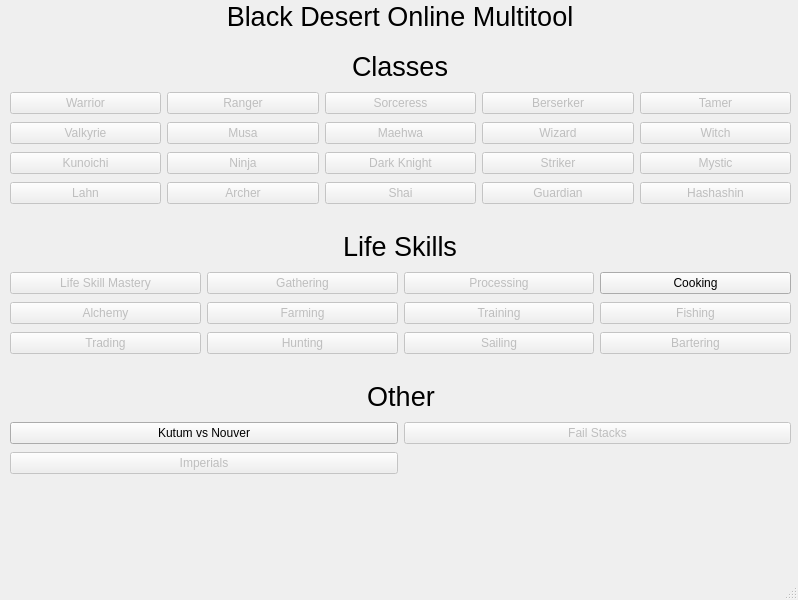
First picture: the form in BDO_app/pyqt5_ui/mainWindow.ui, repository HubertKwiatkowski/BDO_app, before the edit.
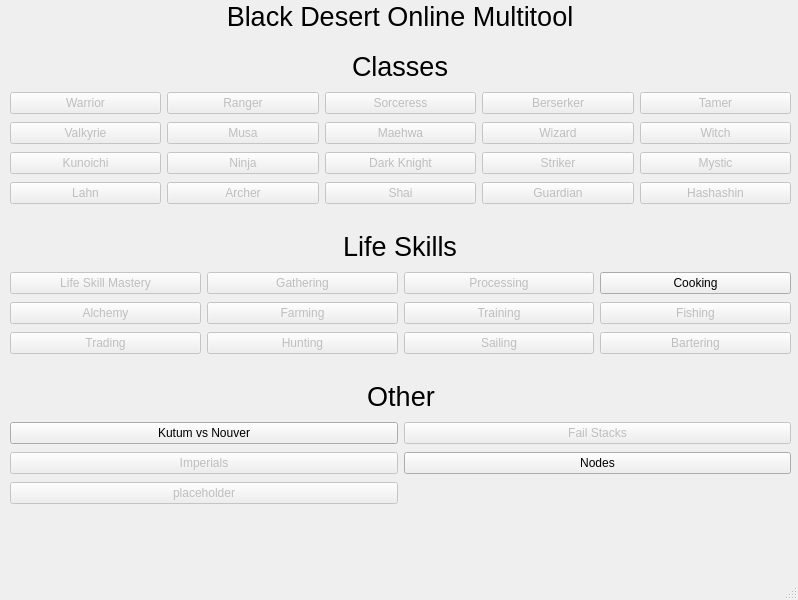
Second picture: the form after the edit.

Commit message: Added Nodes window

```diff
--- a/BDO_app/pyqt5_ui/mainWindow.ui
+++ b/BDO_app/pyqt5_ui/mainWindow.ui
@@ -49,13 +49,26 @@
       <x>10</x>
       <y>420</y>
       <width>781</width>
-      <height>58</height>
+      <height>89</height>
      </rect>
     </property>
     <layout class="QGridLayout" name="otherGridLayout">
      <property name="sizeConstraint">
       <enum>QLayout::SetNoConstraint</enum>
      </property>
+     <item row="1" column="1">
+      <widget class="QPushButton" name="nodesButton">
+       <property name="enabled">
+        <bool>true</bool>
+       </property>
+       <property name="text">
+        <string>Nodes</string>
+       </property>
+       <property name="flat">
+        <bool>false</bool>
+       </property>
+      </widget>
+     </item>
      <item row="0" column="0">
       <widget class="QPushButton" name="kutVsNouButton">
        <property name="enabled">
@@ -95,6 +108,19 @@
        </property>
       </widget>
      </item>
+     <item row="2" column="0">
+      <widget class="QPushButton" name="placeholder">
+       <property name="enabled">
+        <bool>false</bool>
+       </property>
+       <property name="text">
+        <string>placeholder</string>
+       </property>
+       <property name="flat">
+        <bool>false</bool>
+       </property>
+      </widget>
+     </item>
     </layout>
    </widget>
    <widget class="QLabel" name="otherLabel">
```
The commit also changes 7 other files.
